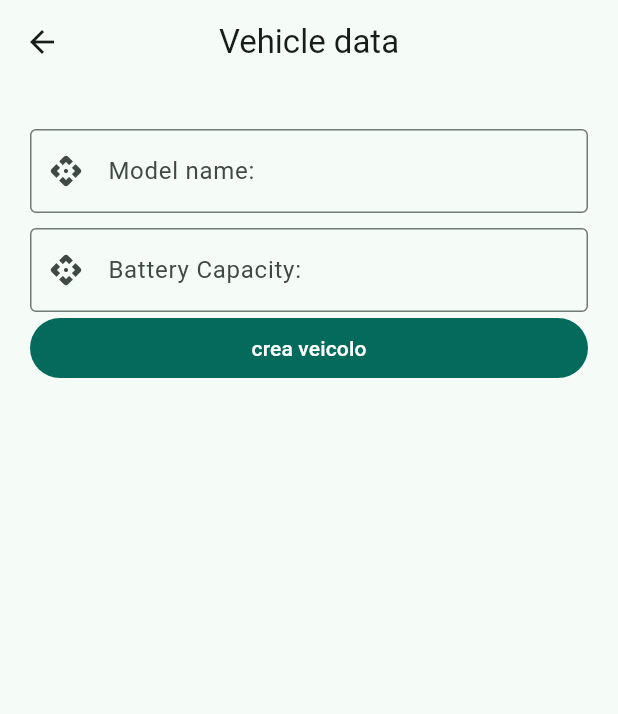
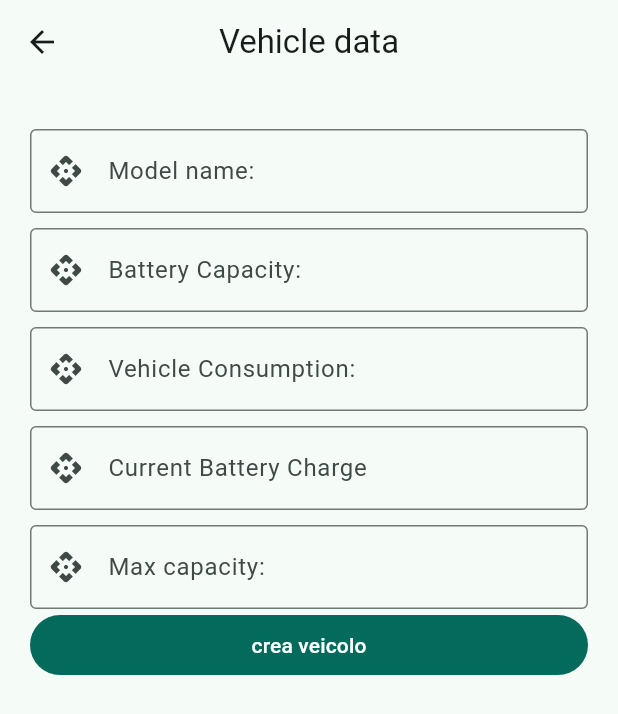
Before and after one commit to LuigiVessella/greenway, a Flutter app: the _VehicleInputDetailState screen opened directly, after a tap on "crea veicolo", on a phone screen of 412 x 824 dp. Shown: the top 714 px of the screen. Run offline on Flutter 3.47's test engine with Material 3 defaults, Android fonts, the phone set to English and light mode, and no system bars; our stand-ins replace flutter_dotenv, flutter_map, flutter_svg, fluttertoast, geolocator, jwt_decoder and 2 more; missing offline and left inert: flutter_appauth, flutter_map_location_marker, google_polyline_algorithm; accounts and stored records are empty.

Commit message:
Added some classes to the class hierarchy and some plugins to project to provide a better experience. Added svg icons instead of using png images.

```diff
--- a/lib/entity/vehicle.dart
+++ b/lib/entity/vehicle.dart
@@ -1,3 +1,12 @@
 class Vehicle{
+  String model;
+  double batteryNominalCapacity;
+  double vehicleConsumption;
+  double currentBatteryCharge;
+  double maxCapacity;
+
+  Vehicle({required this.model, required this.batteryNominalCapacity, required this.vehicleConsumption, required this.currentBatteryCharge, required this.maxCapacity});
+
+
 
 }
--- a/lib/main.dart
+++ b/lib/main.dart
@@ -4,7 +4,6 @@ import 'package:greenway/config/themes/first_theme.dart';
 import 'package:greenway/presentation/pages/admin_page.dart';
 import 'package:greenway/presentation/pages/login_page.dart';
 import 'package:greenway/presentation/pages/navigation_page.dart';
-import 'package:greenway/presentation/pages/delivery_man_page.dart';
 
 Future<void> main() async {
   runApp(const MyApp());
@@ -17,9 +16,11 @@ class MyApp extends StatelessWidget {
   @override
   Widget build(BuildContext context) {
     return MaterialApp(
+      debugShowCheckedModeBanner: false,
       theme: firstAppTheme,
       initialRoute: '/',
       routes: {
+        //
         //Definiamo a priori i nomi e tutti i possibili routing all'interno dell'app
         '/': (context) => const LoginPage(),
         // Il nome second è collegato ad admin page, third welcome page e cosi via.
--- a/lib/presentation/pages/admin_page.dart
+++ b/lib/presentation/pages/admin_page.dart
@@ -1,9 +1,8 @@
-import 'package:flutter/cupertino.dart';
 import 'package:flutter/material.dart';
-import 'package:flutter/widgets.dart';
+import 'package:flutter_svg/flutter_svg.dart';
 import 'package:greenway/config/themes/first_theme.dart';
 import 'package:greenway/entity/vehicle.dart';
-import 'package:greenway/presentation/pages/login_page.dart';
+
 import 'package:greenway/repositories/vehicle_repository.dart';
 import 'package:shared_preferences/shared_preferences.dart';
 
@@ -20,8 +19,8 @@ class AdminPage extends StatelessWidget {
           const SizedBox(
             height: 30,
           ),
-          Image.asset(
-            'lib/assets/welcome_page_image.png',
+          SvgPicture.asset(
+            'lib/assets/undraw_delivery_address_re_cjca.svg',
             height: 200,
             width: 200,
           ),
@@ -45,6 +44,8 @@ class AdminPage extends StatelessWidget {
             height: 20,
           ),
           FilledButton(
+              style: const ButtonStyle(
+                minimumSize: MaterialStatePropertyAll(Size(200, 50))),
               onPressed: () {
                 readToken();
               },
@@ -72,7 +73,9 @@ class _VehicleInputDetailState extends StatefulWidget {
 
 class __VehicleInputDetailStateState extends State<_VehicleInputDetailState> {
   final VehicleRepository vr = VehicleRepository();
-  Vehicle v1 = Vehicle();
+  final myTextController = TextEditingController();
+
+  //Vehicle v1 = Vehicle();
   @override
   Widget build(BuildContext context) {
     return Scaffold(
@@ -88,6 +91,7 @@ class __VehicleInputDetailStateState extends State<_VehicleInputDetailState> {
               height: 10,
             ),
             TextFormField(
+              controller: myTextController,
               decoration: const InputDecoration(
                   labelText: 'Model name:',
                   prefixIcon: Icon(Icons.api_rounded),
@@ -102,7 +106,34 @@ class __VehicleInputDetailStateState extends State<_VehicleInputDetailState> {
                   prefixIcon: Icon(Icons.api_rounded),
                   border: OutlineInputBorder()),
             ),
-            FilledButton(onPressed: () {vr.addVehicle(v1);}, child: const Text('crea veicolo'))
+            const SizedBox(
+              height: 10,
+            ),
+            TextFormField(
+              decoration: const InputDecoration(
+                  labelText: 'Vehicle Consumption:',
+                  prefixIcon: Icon(Icons.api_rounded),
+                  border: OutlineInputBorder()),
+            ),
+            const SizedBox(
+              height: 10,
+            ),
+            TextFormField(
+              decoration: const InputDecoration(
+                  labelText: 'Current Battery Charge',
+                  prefixIcon: Icon(Icons.api_rounded),
+                  border: OutlineInputBorder()),
+            ),
+            const SizedBox(
+              height: 10,
+            ),
+            TextFormField(
+              decoration: const InputDecoration(
+                  labelText: 'Max capacity:',
+                  prefixIcon: Icon(Icons.api_rounded),
+                  border: OutlineInputBorder()),
+            ),
+            FilledButton(onPressed: () {}, child: const Text('crea veicolo'))
           ],
         ),
       ),
--- /dev/null
+++ b/lib/repositories/delivery_repository.dart
@@ -0,0 +1,3 @@
+class DeliveryRepository{
+
+}
--- a/lib/repositories/vehicle_repository.dart
+++ b/lib/repositories/vehicle_repository.dart
@@ -4,11 +4,25 @@ import 'package:greenway/entity/vehicle.dart';
 import 'package:greenway/services/network/data_providers/http_vehicle_provider.dart';
 
 class VehicleRepository {
+  ///http vehicle provider ci fornisce tutta la comunicazione con il server
   HttpVehicleResponse httpVehicle = HttpVehicleResponse();
 
 
 
-  void addVehicle(Vehicle vehicle) async{
+  void addVehicle(Vehicle vehicle) {
     httpVehicle.addVehicle(vehicle);
   }
+
+ // List<Vehicle> getAllVehicles(){
+ //   return httpVehicle.getAllVehicles();
+//
+ // }
+//
+ // void updateVehicle(Vehicle vehicle) {
+ //   httpVehicle.updateVehicle(vehicle);
+ // }
+//
+ // void deleteVehicle(Vehicle vehicle) {
+ //   httpVehicle.deleteVehicle(vehicle);
+ // }
 }
--- a/lib/services/network/data_providers/http_vehicle_provider.dart
+++ b/lib/services/network/data_providers/http_vehicle_provider.dart
@@ -16,11 +16,11 @@ class HttpVehicleResponse {
               'Content-Type': 'application/json'
             },
             body: jsonEncode({
-              'model': 'Tesla Model 3',
-              'batteryNominalCapacity': '60.0',
-              'vehicleConsumption': '139.0',
-              'currentBatteryCharge': '100',
-              'maxCapacity': '100'
+              'model': vehicle.model,
+              'batteryNominalCapacity': '${vehicle.batteryNominalCapacity}',
+              'vehicleConsumption': '${vehicle.vehicleConsumption}',
+              'currentBatteryCharge': '${vehicle.currentBatteryCharge}',
+              'maxCapacity': '${vehicle.maxCapacity}',
             }));
     print(response.body);
 
--- a/pubspec.yaml
+++ b/pubspec.yaml
@@ -49,6 +49,8 @@ dependencies:
   google_polyline_algorithm: ^3.1.0
   geolocator: ^11.0.0
   equatable: ^2.0.5
+  flutter_svg: ^2.0.10+1
+  fluttertoast: ^8.2.4
 
 
 
```
Also changed, not shown: lib/presentation/pages/login_page.dart (+20 -10 lines), lib/services/network/logger.dart (+13 -1 lines), lib/assets/login_page_img.png (deleted), lib/assets/undraw_delivery_address_re_cjca.svg (added), lib/assets/undraw_delivery_truck_vt6p.svg (added), lib/assets/welcome_page_image.png (deleted), pubspec.lock, 1 other file.
